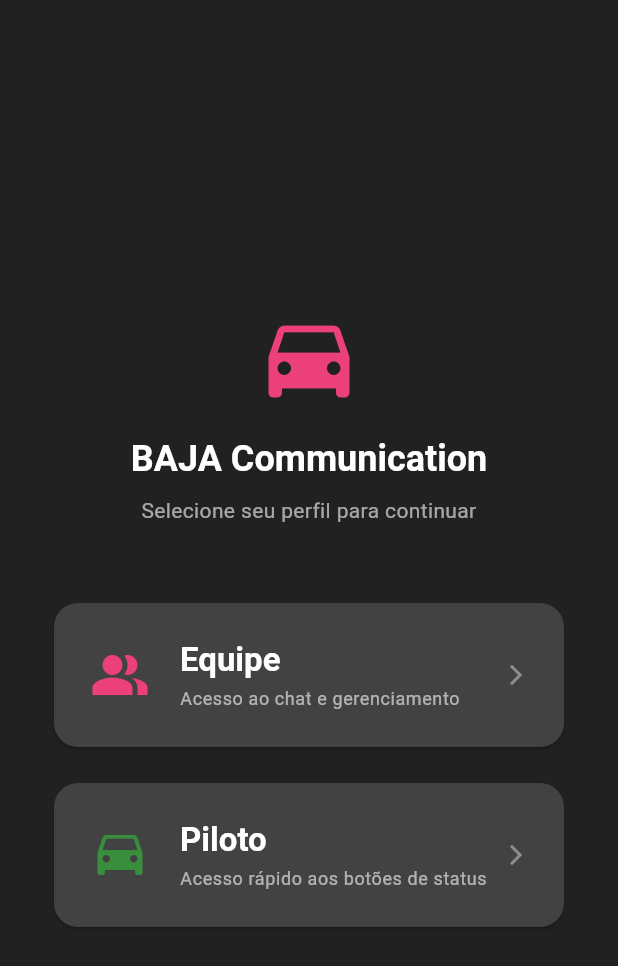
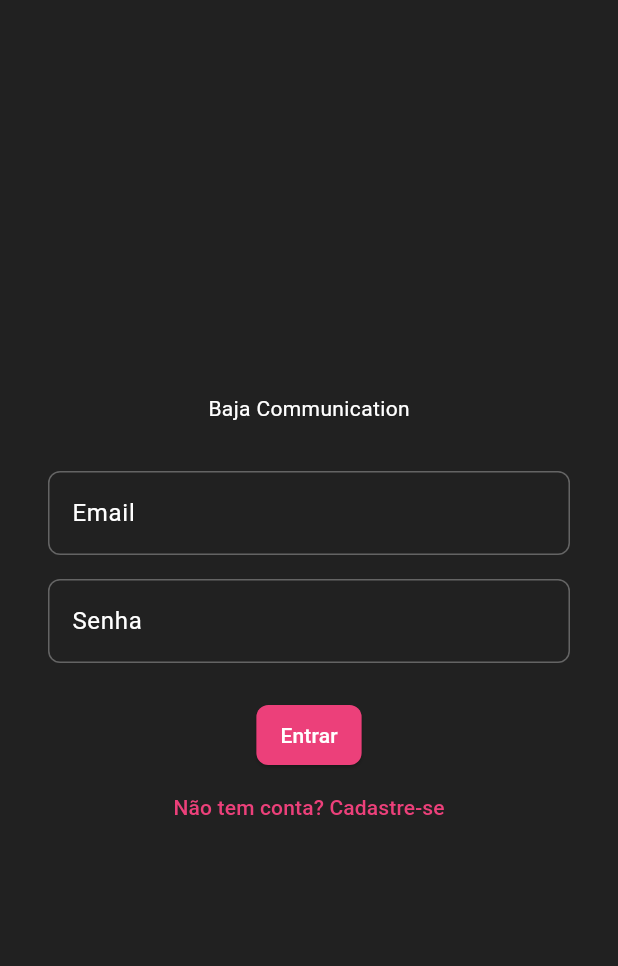
Before and after one commit to ZucattiBrabaum/ps-baja, a Flutter app: the screen it shows after launch, on a phone screen of 412 x 824 dp. Shown: the top 966 px of the screen. Run offline on Flutter 3.47's test engine with Material 3 defaults, Android fonts, the phone set to English and light mode, and no system bars.

Commit message:
feat: adiciona login e cadastro com perfil local

```diff
--- a/baja_ps_2/lib/main.dart
+++ b/baja_ps_2/lib/main.dart
@@ -1,3 +1,4 @@
+
 import 'package:provider/provider.dart';
 import 'package:flutter/material.dart';
 
@@ -22,6 +23,50 @@ class ChatMessage {
   }) : id = DateTime.now().millisecondsSinceEpoch.toString();
 
   String get senderLabel => fromPilot ? 'Piloto' : 'Equipe';
+}
+
+class User {
+  String nome;
+  String email;
+  String senha;
+  String perfil;
+
+  User({
+    required this.nome,
+    required this.email,
+    required this.senha,
+    required this.perfil,
+  });
+}
+
+class AuthService {
+  final List<User> _usuarios = [
+    User(
+      nome: "Teste",
+      email: "vitorteste@baja.com",
+      senha: "ronaldo",
+      perfil: "piloto",
+    )
+  ];
+
+  void cadastrar(String nome, String email, String senha, String perfil) {
+    User novoUsuario = User(
+      nome: nome,
+      email: email,
+      senha: senha,
+      perfil: perfil,
+    );
+    _usuarios.add(novoUsuario);
+  }
+
+  User? login(String email, String senha) {
+    for (User u in _usuarios) {
+      if (u.email == email && u.senha == senha) {
+        return u;
+      }
+    }
+    return null;
+  }
 }
 
 class BajaChat extends ChangeNotifier {
@@ -100,8 +145,11 @@ class BajaApp extends StatelessWidget {
       outlineVariant: Colors.white54,
     );
 
-    return ChangeNotifierProvider<BajaChat>(
-      create: (_) => BajaChat(),
+  return MultiProvider(
+    providers: [
+      ChangeNotifierProvider<BajaChat>(create: (_) => BajaChat()),
+      Provider<AuthService>(create: (_) => AuthService()),
+    ],
     builder: (context, _) {
         return MaterialApp(
           debugShowCheckedModeBanner: false,
@@ -160,114 +208,169 @@ class BajaApp extends StatelessWidget {
   }
 }
 
-class LoginScreen extends StatelessWidget {
+class LoginScreen extends StatefulWidget {
   const LoginScreen({super.key});
 
   @override
+  State<LoginScreen> createState() => _LoginScreenState();
+}
+
+class _LoginScreenState extends State<LoginScreen> {
+
+  final TextEditingController _emailController = TextEditingController();
+  final TextEditingController _senhaController = TextEditingController();
+
+  @override
   Widget build(BuildContext context) {
-    final colorScheme = Theme.of(context).colorScheme;
+    return Scaffold(
+      body:
+      Padding (
+        padding: const EdgeInsets.all(32),
+        child: Column(
+          mainAxisAlignment: MainAxisAlignment.center,
+          children: [
+            Text("Baja Communication"),
+            SizedBox(height: 32),
+            TextField(
+              controller: _emailController,
+              decoration: InputDecoration(
+                labelText: "Email",
+              ),
+            ),
+            SizedBox(height: 16),
+            TextField(
+              controller: _senhaController,
+              decoration: InputDecoration(
+                labelText: "Senha",
+                          ),
+            ),
+            SizedBox(height: 24),
+            ElevatedButton(
+              onPressed: () {
+                final auth = Provider.of<AuthService>(context, listen: false);
                 final chat = Provider.of<BajaChat>(context, listen: false);
 
-    return Scaffold(
-      body: SafeArea(
-        child: Padding(
-          padding: const EdgeInsets.symmetric(horizontal: 32),
-          child: Column(
-            mainAxisAlignment: MainAxisAlignment.center,
-            crossAxisAlignment: CrossAxisAlignment.stretch,
-            children: [
-              Icon(Icons.directions_car, size: 72, color: colorScheme.primary),
-              const SizedBox(height: 16),
-              Text(
-                'BAJA Communication',
-                textAlign: TextAlign.center,
-                style: Theme.of(context).textTheme.headlineSmall?.copyWith(
-                      fontWeight: FontWeight.bold,
-                      color: colorScheme.onSurface,
+                final usuario = auth.login(
+                  _emailController.text,
+                  _senhaController.text,
+                );
+
+                if (usuario != null) {
+                  final perfil = usuario.perfil == "piloto"
+                    ? UserProfile.pilot
+                    : UserProfile.team;
+                  chat.selectProfile (perfil);
+                } else {
+                  ScaffoldMessenger.of(context).showSnackBar(
+                    SnackBar (content: Text("Email ou senha incorretos")),
+                  );
+                }
+              },
+              child: Text("Entrar"),
             ),
-              ),
-              const SizedBox(height: 8),
-              Text(
-                'Selecione seu perfil para continuar',
-                textAlign: TextAlign.center,
-                style: Theme.of(context).textTheme.bodyMedium?.copyWith(
-                    color: colorScheme.onSurface.withOpacity(0.6)),
-              ),
-              const SizedBox(height: 48),
-              _ProfileCard(
-                icon: Icons.people_alt,
-                label: 'Equipe',
-                description: 'Acesso ao chat e gerenciamento',
-                color: colorScheme.primary,
-                onTap: () => chat.selectProfile(UserProfile.team),
-              ),
-              const SizedBox(height: 16),
-              _ProfileCard(
-                icon: Icons.drive_eta,
-                label: 'Piloto',
-                description: 'Acesso rápido aos botões de status',
-                color: colorScheme.secondary,
-                onTap: () => chat.selectProfile(UserProfile.pilot),
+            TextButton(
+              onPressed: () {
+                Navigator.push(
+                  context,
+                  MaterialPageRoute(builder: (_) => RegisterScreen()),
+                );
+              },
+              child: Text("Não tem conta? Cadastre-se"),
             ),
           ],
-          ),
         ),
       ),
     );
   }
 }
 
-class _ProfileCard extends StatelessWidget {
-  final IconData icon;
-  final String label;
-  final String description;
-  final Color color;
-  final VoidCallback onTap;
+class RegisterScreen extends StatefulWidget {
+  const RegisterScreen({super.key});
 
-  const _ProfileCard({
-    required this.icon,
-    required this.label,
-    required this.description,
-    required this.color,
-    required this.onTap,
-  });
+  @override
+  State<RegisterScreen> createState() => _RegisterScreenState();
+}
+
+class _RegisterScreenState extends State<RegisterScreen> {
+
+  final TextEditingController _nameController = TextEditingController();
+  final TextEditingController _emailController = TextEditingController();
+  final TextEditingController _senhaController = TextEditingController();
+  String _perfilSelecionado = "equipe";
 
   @override
   Widget build(BuildContext context) {
-    return Card(
-      color: Theme.of(context).colorScheme.surface,
-      shape: RoundedRectangleBorder(borderRadius: BorderRadius.circular(16)),
-      child: InkWell(
-        borderRadius: BorderRadius.circular(16),
-        onTap: onTap,
-        child: Padding(
-          padding: const EdgeInsets.all(24),
-          child: Row(
+    return Scaffold(
+      body:
+      Padding (
+        padding: const EdgeInsets.all(32),
+        child: Column(
+          mainAxisAlignment: MainAxisAlignment.center,
           children: [
-              Icon(icon, size: 40, color: color),
-              const SizedBox(width: 20),
-              Expanded(
-                child: Column(
-                  crossAxisAlignment: CrossAxisAlignment.start,
-                  children: [
-                    Text(label,
-                        style: Theme.of(context).textTheme.titleLarge?.copyWith(
-                            fontWeight: FontWeight.bold)),
-                    const SizedBox(height: 4),
-                    Text(description,
-                        style: Theme.of(context).textTheme.bodySmall?.copyWith(
-                            color: Theme.of(context)
-                                .colorScheme
-                                .onSurface
-                                .withOpacity(0.6))),
-                  ],
+            Text("Baja Communication"),
+            SizedBox(height: 32),
+            TextField(
+              controller: _nameController,
+              decoration: InputDecoration(
+                labelText: "Nome",
               ),
             ),
-              Icon(Icons.arrow_forward_ios,
-                  size: 16,
-                  color: Theme.of(context).colorScheme.onSurface.withOpacity(0.4)),
+            SizedBox(height: 16),
+            TextField(
+              controller: _emailController,
+              decoration: InputDecoration(
+                labelText: "Email",
+              ),
+            ),
+            SizedBox(height: 16),
+            TextField(
+              controller: _senhaController,
+              decoration: InputDecoration(
+                labelText: "Senha",
+                          ),
+            ),
+            SizedBox(height: 16),
+            DropdownButton<String>(
+              value: _perfilSelecionado,
+              isExpanded: true,
+              items: [
+                DropdownMenuItem(value: "equipe", child: Text("Equipe")),
+                DropdownMenuItem(value: "piloto", child: Text("Piloto")),
               ],
+              onChanged: (valor) {
+                setState(() {
+                  _perfilSelecionado = valor!;
+                });
+              },
             ),
+            SizedBox(height: 24),
+            ElevatedButton(
+              onPressed: () {
+                final auth = Provider.of<AuthService>(context, listen: false);
+                final chat = Provider.of<BajaChat>(context, listen: false);
+
+                auth.cadastrar(
+                  _nameController.text,
+                  _emailController.text,
+                  _senhaController.text,
+                  _perfilSelecionado,
+                );
+
+                final perfil = _perfilSelecionado == "piloto"
+                  ? UserProfile.pilot
+                  : UserProfile.team;
+                  Navigator.pop(context);
+                chat.selectProfile(perfil);
+              },
+              child: Text("Cadastrar"),
+            ),
+            TextButton(
+              onPressed: () {
+                Navigator.pop(context);
+              },
+              child: Text("Já possui uma conta? Entre")
+            ),
+          ],
         ),
       ),
     );
```
Lines whose indentation alone changed are shown as unchanged.
